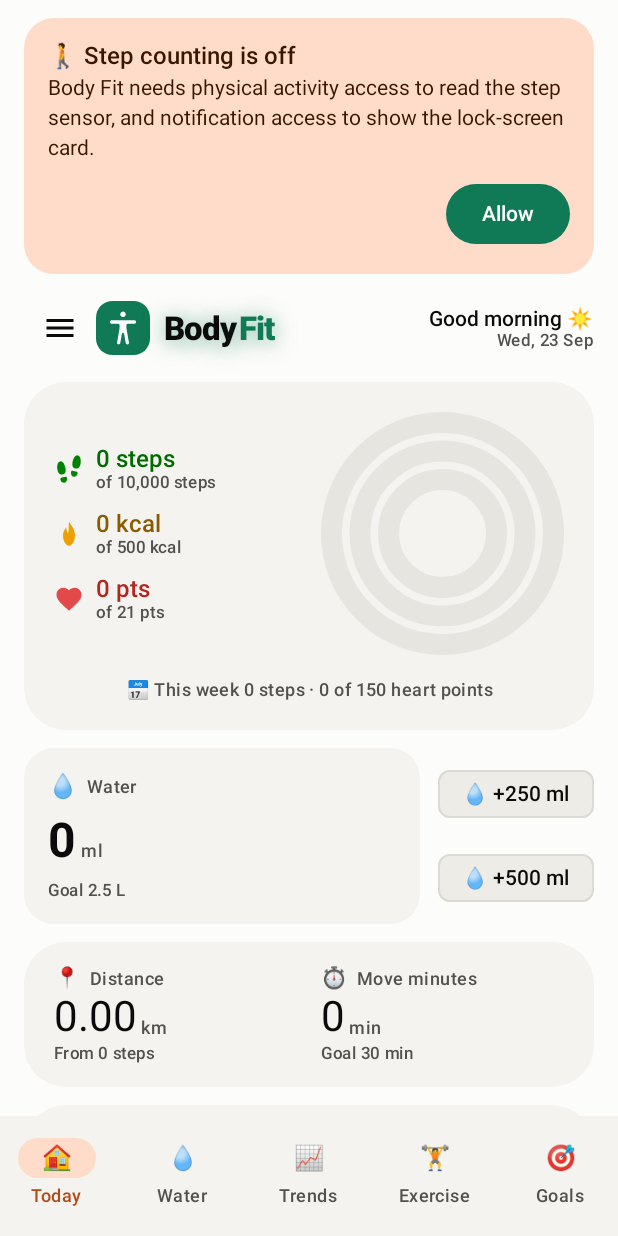
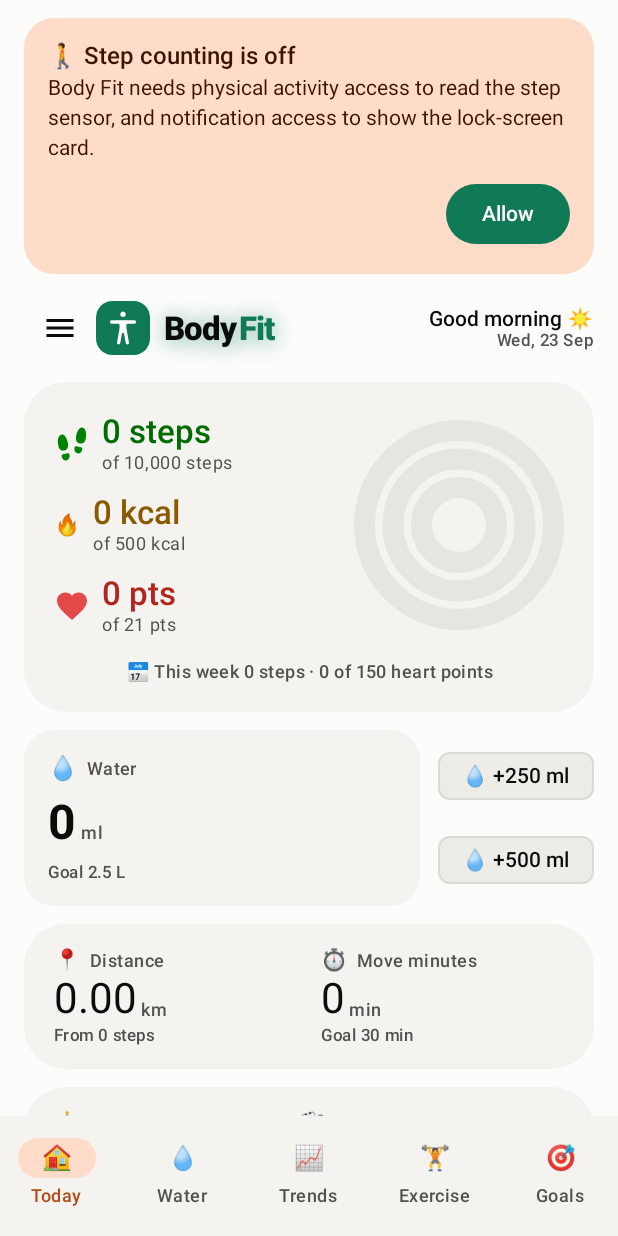
Before and after one commit to shashi-hans/bodyfit, an Android app built with Jetpack Compose: the composable BodyFitAppScreen shown on its own in the app's theme, on a phone screen of 412 x 824 dp. Run offline under Robolectric (Android 15) with nearby library versions, the light colour scheme and no system bars; our stand-ins replace Room's generated code.

Commit message:
feat(ui): fire emoji for calories, larger figures on Today
Calories fall through to the emoji rather than a drawn flame, which also
removes ic_flame: it was authored only to be stroked as an outline and
nothing draws it now.

The figures go up to headlineSmall and their goals to bodySmall, and the
column holding them takes the larger share of the row to fit them. The
rings shrink and stay readable well below half the width.

```diff
--- a/app/src/main/java/app/bodyfit/ui/Metric.kt
+++ b/app/src/main/java/app/bodyfit/ui/Metric.kt
@@ -33,7 +33,7 @@ enum class Metric(
 ) {
 
     STEPS("👣", "Steps", "steps", R.drawable.ic_footsteps),
-    CALORIES("🔥", "Calories", "kcal", R.drawable.ic_flame),
+    CALORIES("🔥", "Calories", "kcal"),
     DISTANCE("📍", "Distance", "km"),
     MOVE_MINUTES("⏱️", "Move minutes", "min"),
     HEART_POINTS("🫀", "Heart points", "pts"),
--- a/app/src/main/java/app/bodyfit/ui/components/TodayGauge.kt
+++ b/app/src/main/java/app/bodyfit/ui/components/TodayGauge.kt
@@ -81,7 +81,9 @@ fun TodayGauge(
         horizontalArrangement = Arrangement.spacedBy(16.dp),
     ) {
         Column(
-            modifier = Modifier.weight(1f),
+            // The figures are the point and they set the type size, so they take the
+            // larger share. The rings stay readable well below half the row.
+            modifier = Modifier.weight(1.25f),
             verticalArrangement = Arrangement.spacedBy(12.dp),
         ) {
             arcs.forEach { arc ->
@@ -90,14 +92,14 @@ fun TodayGauge(
                         emoji = arc.emoji,
                         iconRes = arc.iconRes,
                         vector = arc.vector,
-                        size = 20.dp,
+                        size = 24.dp,
                         tint = arc.color,
                     )
                     Spacer(Modifier.width(8.dp))
                     Column {
                         Text(
                             text = arc.value,
-                            style = MaterialTheme.typography.titleMedium,
+                            style = MaterialTheme.typography.headlineSmall,
                             // The figure wears its ring's colour, so the eye can pair the
                             // two without counting inwards from the outside. A text-safe
                             // shade of it: the mark colours are too faint to read as a
@@ -108,7 +110,7 @@ fun TodayGauge(
                         )
                         Text(
                             text = "of ${arc.goalLabel}",
-                            style = MaterialTheme.typography.labelSmall,
+                            style = MaterialTheme.typography.bodySmall,
                             color = MaterialTheme.colorScheme.onSurfaceVariant,
                             maxLines = 1,
                             overflow = TextOverflow.Ellipsis,
@@ -120,7 +122,7 @@ fun TodayGauge(
 
         Canvas(
             modifier = Modifier
-                .weight(1f)
+                .weight(0.95f)
                 .aspectRatio(1f),
         ) {
             val stroke = ringWidth.toPx()
--- a/app/src/main/res/drawable/ic_flame.xml
+++ /dev/null
@@ -1,15 +0,0 @@
-<vector xmlns:android="http://schemas.android.com/apk/res/android"
-    android:width="24dp"
-    android:height="24dp"
-    android:viewportWidth="24"
-    android:viewportHeight="24"
-    android:tint="#FFFFFF">
-    <!--
-      Drawn here rather than taken from an icon set because the Today screen strokes its
-      emblems as outlines, which needs the path data, not a rendered vector. One closed
-      contour: a body that tapers to a point, with a notch on the left for the inner curl.
-    -->
-    <path
-        android:fillColor="#FFFFFF"
-        android:pathData="M12 2.2C14.2 5.6 16.8 8.6 16.8 13C16.8 17.6 14.6 21.3 12 21.3C9.4 21.3 7.2 17.6 7.2 13C7.2 10.4 8.4 8.4 9.8 6.6C9.8 8.8 10.4 10.4 11.4 11.4C11.9 9 11.6 5.4 12 2.2Z" />
-</vector>
```
Also changed, not shown: 1 other file.
